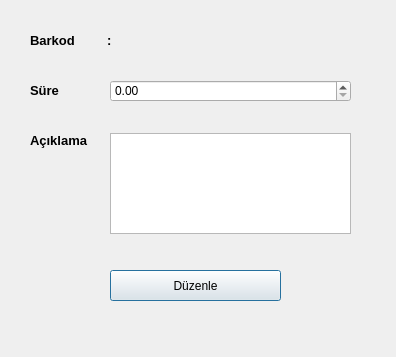
alihsan-tsdln/Businness-Chart, file sure_duzenleme.ui: the form before one commit.
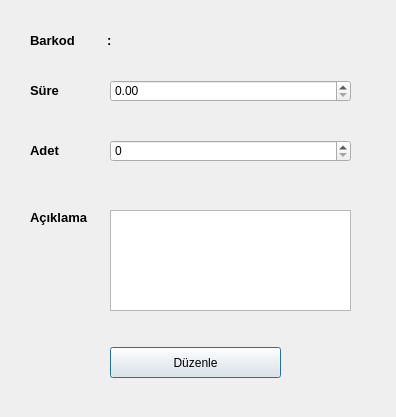
The form after the commit.

Diff of the .ui file:
```diff
--- a/sure_duzenleme.ui
+++ b/sure_duzenleme.ui
@@ -7,7 +7,7 @@
     <x>0</x>
     <y>0</y>
     <width>396</width>
-    <height>357</height>
+    <height>417</height>
    </rect>
   </property>
   <property name="windowTitle">
@@ -68,7 +68,7 @@
    <property name="geometry">
     <rect>
      <x>110</x>
-     <y>270</y>
+     <y>347</y>
      <width>171</width>
      <height>31</height>
     </rect>
@@ -81,7 +81,7 @@
    <property name="geometry">
     <rect>
      <x>30</x>
-     <y>130</y>
+     <y>207</y>
      <width>71</width>
      <height>21</height>
     </rect>
@@ -100,12 +100,41 @@
    <property name="geometry">
     <rect>
      <x>110</x>
-     <y>133</y>
+     <y>210</y>
      <width>241</width>
      <height>101</height>
     </rect>
    </property>
   </widget>
+  <widget class="QLabel" name="label_4">
+   <property name="geometry">
+    <rect>
+     <x>30</x>
+     <y>140</y>
+     <width>71</width>
+     <height>21</height>
+    </rect>
+   </property>
+   <property name="font">
+    <font>
+     <pointsize>10</pointsize>
+     <bold>true</bold>
+    </font>
+   </property>
+   <property name="text">
+    <string>Adet             : </string>
+   </property>
+  </widget>
+  <widget class="QSpinBox" name="spinBox">
+   <property name="geometry">
+    <rect>
+     <x>110</x>
+     <y>140</y>
+     <width>241</width>
+     <height>22</height>
+    </rect>
+   </property>
+  </widget>
  </widget>
  <resources/>
  <connections/>
```
